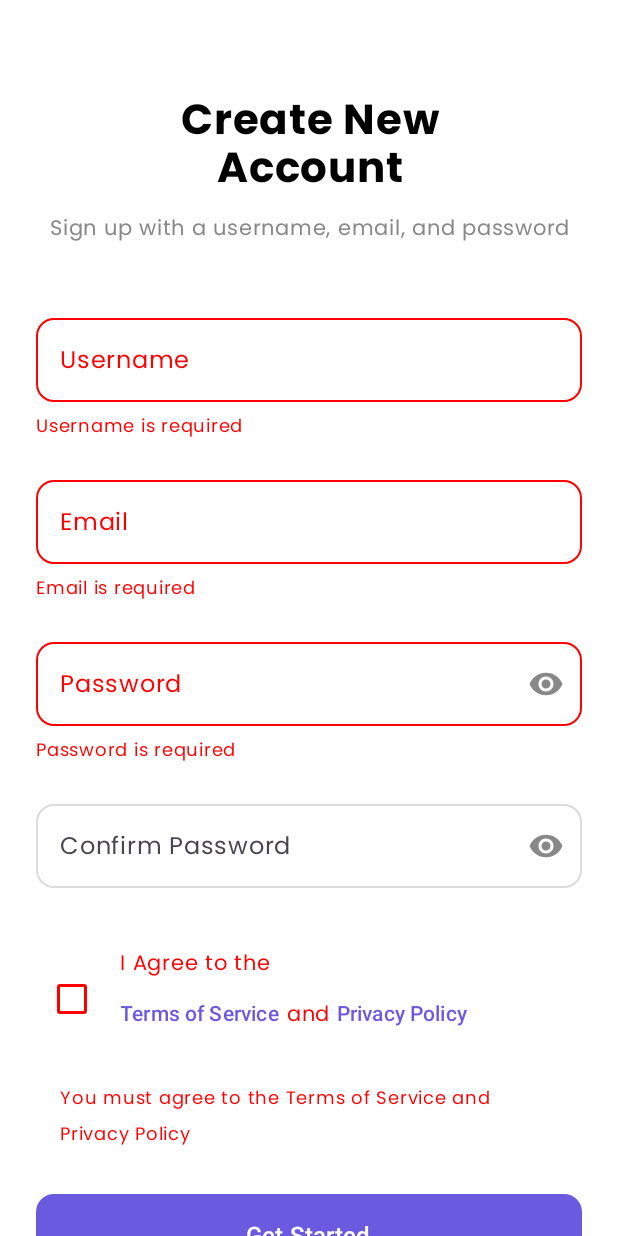
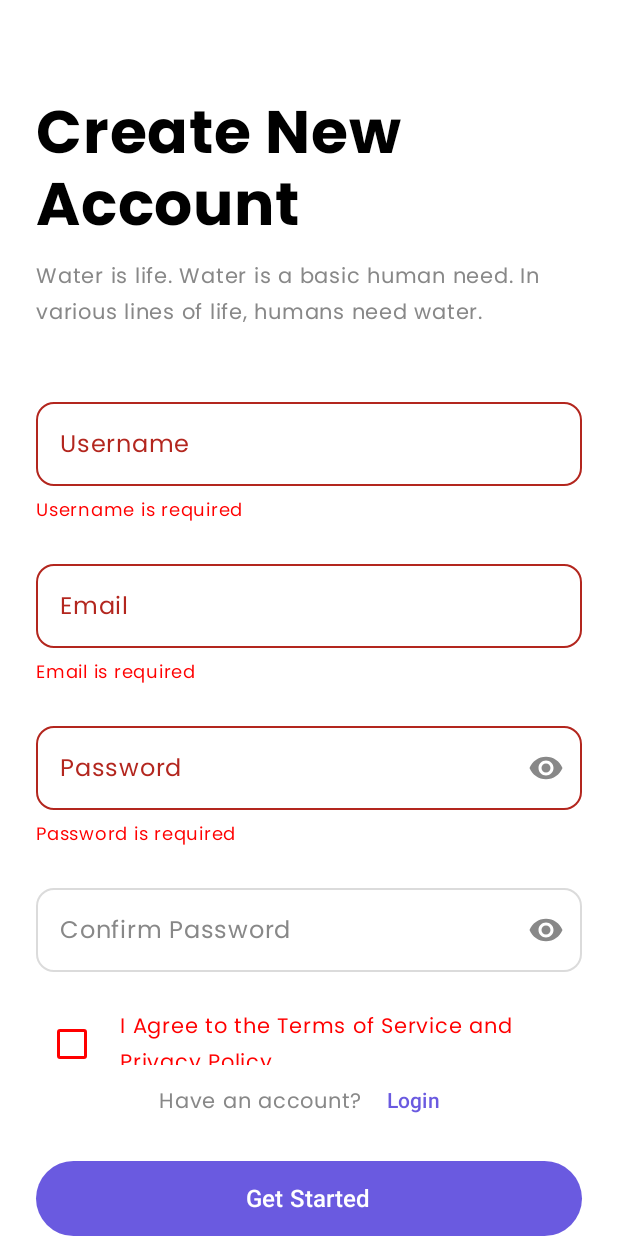
Before and after one commit to PedroJGutierrez/PetshopAppTP3, an Android app built with Jetpack Compose: the CreateAccountScreen screen opened through its navigation route, after a tap on "Get Started", on a phone screen of 412 x 824 dp. Run offline under Robolectric (Android 15) with nearby library versions, the light colour scheme and no system bars; our stand-ins replace Firebase (no records; nobody signed in at launch, a user with empty details on screens opened directly), Room's generated code.

Commit message:
Mas cambios visuales en todas las screens de login

```diff
--- a/app/src/main/java/com/proyecto/petshopapp/ui/login/CreateAccountScreen.kt
+++ b/app/src/main/java/com/proyecto/petshopapp/ui/login/CreateAccountScreen.kt
@@ -1,12 +1,10 @@
 package com.proyecto.petshopapp.ui.login
 
-import androidx.compose.foundation.BorderStroke
-import androidx.compose.foundation.background
-import androidx.compose.foundation.border
+import androidx.compose.foundation.*
 import androidx.compose.foundation.layout.*
 import androidx.compose.foundation.rememberScrollState
-import androidx.compose.foundation.selection.selectable
 import androidx.compose.foundation.shape.RoundedCornerShape
+import androidx.compose.foundation.text.KeyboardOptions
 import androidx.compose.foundation.verticalScroll
 import androidx.compose.material.icons.Icons
 import androidx.compose.material.icons.filled.Visibility
@@ -30,6 +28,7 @@ import com.google.firebase.auth.UserProfileChangeRequest
 import com.google.firebase.firestore.ktx.firestore
 import com.google.firebase.ktx.Firebase
 import com.proyecto.petshopapp.ui.theme.PurplePrimary
+import com.proyecto.petshopapp.R
 
 @OptIn(ExperimentalMaterial3Api::class)
 @Composable
@@ -38,58 +37,46 @@ fun CreateAccountScreen(navController: NavController) {
     var email by remember { mutableStateOf("") }
     var password by remember { mutableStateOf("") }
     var confirmPassword by remember { mutableStateOf("") }
-
     var passwordVisible by remember { mutableStateOf(false) }
     var confirmPasswordVisible by remember { mutableStateOf(false) }
-
     var showUsernameError by remember { mutableStateOf(false) }
     var showEmailError by remember { mutableStateOf(false) }
     var showPasswordError by remember { mutableStateOf(false) }
     var showConfirmPasswordError by remember { mutableStateOf(false) }
     var errorMessage by remember { mutableStateOf<String?>(null) }
     var isLoading by remember { mutableStateOf(false) }
-
-    // Terms and Privacy Policy checkbox
     var agreeToTerms by remember { mutableStateOf(false) }
     var showTermsError by remember { mutableStateOf(false) }
-
     val auth = remember { FirebaseAuth.getInstance() }
     val db = Firebase.firestore
 
-    val scrollState = rememberScrollState()
-
+    Scaffold { innerPadding ->
+        Box(
+            modifier = Modifier
+                .fillMaxSize()
+                .padding(innerPadding)
+                .background(Color.White)
+        ) {
             Column(
                 modifier = Modifier
                     .fillMaxSize()
-            .background(Color.White)
-            .verticalScroll(scrollState)
                     .padding(horizontal = 24.dp),
                 horizontalAlignment = Alignment.CenterHorizontally
             ) {
+                Column(
+                    modifier = Modifier
+                        .weight(1f)
+                        .fillMaxWidth()
+                        .verticalScroll(rememberScrollState()),
+                    horizontalAlignment = Alignment.CenterHorizontally
+                ) {
                     Spacer(modifier = Modifier.height(60.dp))
-
-        // Title
-        Text(
-            text = "Create New\nAccount",
-            fontSize = 28.sp,
-            fontWeight = FontWeight.Bold,
-            color = Color.Black,
-            textAlign = TextAlign.Center,
-            lineHeight = 32.sp
-        )
-
+                    Text("Create New\n\nAccount", fontSize = 40.sp, fontWeight = FontWeight.Bold, color = Color.Black, textAlign = TextAlign.Start, modifier = Modifier.fillMaxWidth())
                     Spacer(modifier = Modifier.height(8.dp))
-
-        Text(
-            text = "Sign up with a username, email, and password",
-            fontSize = 14.sp,
-            color = Color.Gray,
-            textAlign = TextAlign.Center
-        )
-
+                    Text("Water is life. Water is a basic human need. In various lines of life, humans need water.", fontSize = 14.sp, color = Color.Gray, textAlign = TextAlign.Start, modifier = Modifier.fillMaxWidth())
                     Spacer(modifier = Modifier.height(40.dp))
 
-        // Username Field
+                    // Username
                     OutlinedTextField(
                         value = username,
                         onValueChange = {
@@ -99,35 +86,26 @@ fun CreateAccountScreen(navController: NavController) {
                         },
                         label = { Text("Username") },
                         placeholder = { Text("JohnDoe") },
-            textStyle = TextStyle(color = Color.Black, fontSize = 16.sp),
                         isError = showUsernameError,
                         enabled = !isLoading,
                         modifier = Modifier.fillMaxWidth(),
                         shape = RoundedCornerShape(12.dp),
+                        textStyle = TextStyle(color = if (username.isNotBlank()) PurplePrimary else Color.Gray, fontSize = 16.sp),
                         colors = OutlinedTextFieldDefaults.colors(
                             focusedBorderColor = PurplePrimary,
-                focusedLabelColor = PurplePrimary,
                             unfocusedBorderColor = Color.Gray.copy(alpha = 0.3f),
-                errorBorderColor = Color.Red,
-                errorLabelColor = Color.Red,
+                            focusedTextColor = PurplePrimary,
+                            unfocusedTextColor = Color.Gray,
+                            unfocusedLabelColor = Color.Gray,
                             focusedContainerColor = Color.Transparent,
                             unfocusedContainerColor = Color.Transparent
                         )
                     )
-        if (showUsernameError) {
-            Row(
-                modifier = Modifier
-                    .fillMaxWidth()
-                    .padding(top = 4.dp),
-                horizontalArrangement = Arrangement.Start
-            ) {
-                Text("Username is required", color = Color.Red, fontSize = 12.sp)
-            }
-        }
+                    if (showUsernameError) Text("Username is required", color = Color.Red, fontSize = 12.sp, modifier = Modifier.align(Alignment.Start).padding(top = 4.dp))
 
                     Spacer(modifier = Modifier.height(16.dp))
 
-        // Email Field
+                    // Email
                     OutlinedTextField(
                         value = email,
                         onValueChange = {
@@ -137,35 +115,26 @@ fun CreateAccountScreen(navController: NavController) {
                         },
                         label = { Text("Email") },
                         placeholder = { Text("example@gmail.com") },
-            textStyle = TextStyle(color = Color.Black, fontSize = 16.sp),
                         isError = showEmailError,
                         enabled = !isLoading,
                         modifier = Modifier.fillMaxWidth(),
                         shape = RoundedCornerShape(12.dp),
+                        textStyle = TextStyle(color = if (email.isNotBlank()) PurplePrimary else Color.Gray, fontSize = 16.sp),
                         colors = OutlinedTextFieldDefaults.colors(
                             focusedBorderColor = PurplePrimary,
-                focusedLabelColor = PurplePrimary,
                             unfocusedBorderColor = Color.Gray.copy(alpha = 0.3f),
-                errorBorderColor = Color.Red,
-                errorLabelColor = Color.Red,
+                            focusedTextColor = PurplePrimary,
+                            unfocusedTextColor = Color.Gray,
+                            unfocusedLabelColor = Color.Gray,
                             focusedContainerColor = Color.Transparent,
                             unfocusedContainerColor = Color.Transparent
                         )
                     )
-        if (showEmailError) {
-            Row(
-                modifier = Modifier
-                    .fillMaxWidth()
-                    .padding(top = 4.dp),
-                horizontalArrangement = Arrangement.Start
-            ) {
-                Text("Email is required", color = Color.Red, fontSize = 12.sp)
-            }
-        }
+                    if (showEmailError) Text("Email is required", color = Color.Red, fontSize = 12.sp, modifier = Modifier.align(Alignment.Start).padding(top = 4.dp))
 
                     Spacer(modifier = Modifier.height(16.dp))
 
-        // Password Field
+                    // Password
                     OutlinedTextField(
                         value = password,
                         onValueChange = {
@@ -174,46 +143,33 @@ fun CreateAccountScreen(navController: NavController) {
                         },
                         label = { Text("Password") },
                         placeholder = { Text("••••••••") },
-            textStyle = TextStyle(color = Color.Black, fontSize = 16.sp),
+                        isError = showPasswordError,
                         visualTransformation = if (passwordVisible) VisualTransformation.None else PasswordVisualTransformation(),
                         trailingIcon = {
                             val icon = if (passwordVisible) Icons.Filled.VisibilityOff else Icons.Filled.Visibility
                             IconButton(onClick = { passwordVisible = !passwordVisible }) {
-                    Icon(
-                        imageVector = icon,
-                        contentDescription = if (passwordVisible) "Hide password" else "Show password",
-                        tint = Color.Gray
-                    )
+                                Icon(icon, contentDescription = null, tint = Color.Gray)
                             }
                         },
-            isError = showPasswordError,
                         enabled = !isLoading,
                         modifier = Modifier.fillMaxWidth(),
                         shape = RoundedCornerShape(12.dp),
+                        textStyle = TextStyle(color = if (password.isNotBlank()) PurplePrimary else Color.Gray, fontSize = 16.sp),
                         colors = OutlinedTextFieldDefaults.colors(
                             focusedBorderColor = PurplePrimary,
-                focusedLabelColor = PurplePrimary,
                             unfocusedBorderColor = Color.Gray.copy(alpha = 0.3f),
-                errorBorderColor = Color.Red,
-                errorLabelColor = Color.Red,
+                            focusedTextColor = PurplePrimary,
+                            unfocusedTextColor = Color.Gray,
+                            unfocusedLabelColor = Color.Gray,
                             focusedContainerColor = Color.Transparent,
                             unfocusedContainerColor = Color.Transparent
                         )
                     )
-        if (showPasswordError) {
-            Row(
-                modifier = Modifier
-                    .fillMaxWidth()
-                    .padding(top = 4.dp),
-                horizontalArrangement = Arrangement.Start
-            ) {
-                Text("Password is required", color = Color.Red, fontSize = 12.sp)
-            }
-        }
+                    if (showPasswordError) Text("Password is required", color = Color.Red, fontSize = 12.sp, modifier = Modifier.align(Alignment.Start).padding(top = 4.dp))
 
                     Spacer(modifier = Modifier.height(16.dp))
 
-        // Confirm Password Field
+                    // Confirm Password
                     OutlinedTextField(
                         value = confirmPassword,
                         onValueChange = {
@@ -222,52 +178,34 @@ fun CreateAccountScreen(navController: NavController) {
                         },
                         label = { Text("Confirm Password") },
                         placeholder = { Text("••••••••") },
-            textStyle = TextStyle(color = Color.Black, fontSize = 16.sp),
+                        isError = showConfirmPasswordError,
                         visualTransformation = if (confirmPasswordVisible) VisualTransformation.None else PasswordVisualTransformation(),
                         trailingIcon = {
                             val icon = if (confirmPasswordVisible) Icons.Filled.VisibilityOff else Icons.Filled.Visibility
                             IconButton(onClick = { confirmPasswordVisible = !confirmPasswordVisible }) {
-                    Icon(
-                        imageVector = icon,
-                        contentDescription = if (confirmPasswordVisible) "Hide password" else "Show password",
-                        tint = Color.Gray
-                    )
+                                Icon(icon, contentDescription = null, tint = Color.Gray)
                             }
                         },
-            isError = showConfirmPasswordError,
                         enabled = !isLoading,
                         modifier = Modifier.fillMaxWidth(),
                         shape = RoundedCornerShape(12.dp),
+                        textStyle = TextStyle(color = if (confirmPassword.isNotBlank()) PurplePrimary else Color.Gray, fontSize = 16.sp),
                         colors = OutlinedTextFieldDefaults.colors(
                             focusedBorderColor = PurplePrimary,
-                focusedLabelColor = PurplePrimary,
                             unfocusedBorderColor = Color.Gray.copy(alpha = 0.3f),
-                errorBorderColor = Color.Red,
-                errorLabelColor = Color.Red,
+                            focusedTextColor = PurplePrimary,
+                            unfocusedTextColor = Color.Gray,
+                            unfocusedLabelColor = Color.Gray,
                             focusedContainerColor = Color.Transparent,
                             unfocusedContainerColor = Color.Transparent
                         )
                     )
-        if (showConfirmPasswordError) {
-            Row(
-                modifier = Modifier
-                    .fillMaxWidth()
-                    .padding(top = 4.dp),
-                horizontalArrangement = Arrangement.Start
-            ) {
-                Text("Passwords must match", color = Color.Red, fontSize = 12.sp)
-            }
-        }
+                    if (showConfirmPasswordError) Text("Passwords must match", color = Color.Red, fontSize = 12.sp, modifier = Modifier.align(Alignment.Start).padding(top = 4.dp))
 
                     Spacer(modifier = Modifier.height(24.dp))
 
-        // Terms and Privacy Policy Checkbox
-        Row(
-            modifier = Modifier
-                .fillMaxWidth()
-                .padding(vertical = 16.dp),
-            verticalAlignment = Alignment.CenterVertically
-        ) {
+                    // Terms
+                    Row(modifier = Modifier.fillMaxWidth(), verticalAlignment = Alignment.CenterVertically) {
                         Checkbox(
                             checked = agreeToTerms,
                             onCheckedChange = {
@@ -280,82 +218,28 @@ fun CreateAccountScreen(navController: NavController) {
                                 uncheckedColor = if (showTermsError) Color.Red else Color.Gray
                             )
                         )
+                        Spacer(modifier = Modifier.width(8.dp))
+                        Text("I Agree to the Terms of Service and Privacy Policy", color = if (showTermsError) Color.Red else Color.Gray, fontSize = 14.sp)
+                    }
+                    if (showTermsError) Text("You must agree to the Terms of Service and Privacy Policy", color = Color.Red, fontSize = 12.sp, modifier = Modifier.align(Alignment.Start).padding(top = 4.dp))
 
-            Spacer(modifier = Modifier.width(8.dp))
-
-            Column {
-                Text(
-                    text = buildString {
-                        append("I Agree to the ")
-                    },
-                    fontSize = 14.sp,
-                    color = if (showTermsError) Color.Red else Color.Gray,
-                    lineHeight = 20.sp
-                )
-
-                Row(
-                    verticalAlignment = Alignment.CenterVertically
-                ) {
-                    TextButton(
-                        onClick = { /* Handle Terms of Service click */ },
-                        enabled = !isLoading,
-                        contentPadding = PaddingValues(0.dp)
-                    ) {
-                        Text(
-                            text = "Terms of Service",
-                            fontSize = 14.sp,
-                            color = PurplePrimary,
-                            fontWeight = FontWeight.Medium
-                        )
-                    }
-
-                    Text(
-                        text = " and ",
-                        fontSize = 14.sp,
-                        color = if (showTermsError) Color.Red else Color.Gray
-                    )
-
-                    TextButton(
-                        onClick = { /* Handle Privacy Policy click */ },
-                        enabled = !isLoading,
-                        contentPadding = PaddingValues(0.dp)
-                    ) {
-                        Text(
-                            text = "Privacy Policy",
-                            fontSize = 14.sp,
-                            color = PurplePrimary,
-                            fontWeight = FontWeight.Medium
-                        )
-                    }
-                }
+                    errorMessage?.let {
+                        Spacer(modifier = Modifier.height(16.dp))
+                        Text(it, color = Color.Red, fontSize = 12.sp, modifier = Modifier.fillMaxWidth())
                     }
                 }
 
-        if (showTermsError) {
-            Text(
-                text = "You must agree to the Terms of Service and Privacy Policy",
-                color = Color.Red,
-                fontSize = 12.sp,
-                modifier = Modifier
-                    .fillMaxWidth()
-                    .padding(horizontal = 16.dp, vertical = 4.dp)
-            )
+                Row(
+                    modifier = Modifier.fillMaxWidth().padding(bottom = 16.dp),
+                    horizontalArrangement = Arrangement.Center,
+                    verticalAlignment = Alignment.CenterVertically
+                ) {
+                    Text("Have an account? ", color = Color.Gray, fontSize = 14.sp)
+                    TextButton(onClick = { navController.navigate("login") }, enabled = !isLoading) {
+                        Text("Login", color = PurplePrimary, fontSize = 14.sp, fontWeight = FontWeight.Medium)
+                    }
                 }
 
-        // Error Message
-        errorMessage?.let { message ->
-            Spacer(modifier = Modifier.height(16.dp))
-            Text(
-                text = message,
-                color = Color.Red,
-                fontSize = 12.sp,
-                modifier = Modifier.fillMaxWidth()
-            )
-        }
-
-        Spacer(modifier = Modifier.height(24.dp))
-
-        // Create Account Button
                 Button(
                     onClick = {
                         val trimmedUsername = username.trim()
@@ -372,102 +256,48 @@ fun CreateAccountScreen(navController: NavController) {
                         if (!showUsernameError && !showEmailError && !showPasswordError && !showConfirmPasswordError && !showTermsError) {
                             isLoading = true
                             errorMessage = null
-
                             auth.createUserWithEmailAndPassword(trimmedEmail, trimmedPassword)
                                 .addOnSuccessListener { result ->
-                            val user = result.user
-                            if (user == null) {
-                                isLoading = false
-                                errorMessage = "Error creando usuario"
-                                return@addOnSuccessListener
-                            }
-
-                            val profileUpdates = UserProfileChangeRequest.Builder()
-                                .setDisplayName(trimmedUsername)
-                                .build()
-
+                                    val user = result.user ?: return@addOnSuccessListener
+                                    val profileUpdates = UserProfileChangeRequest.Builder().setDisplayName(trimmedUsername).build()
                                     user.updateProfile(profileUpdates)
                                         .addOnSuccessListener {
-                                    val userData = hashMapOf(
-                                        "uid" to user.uid,
-                                        "username" to trimmedUsername,
-                                        "email" to trimmedEmail,
-                                        "userType" to "Reseller" // Always create as Reseller
-                                    )
-
-                                    db.collection("users").document(user.uid)
-                                        .set(userData)
+                                            val userData = hashMapOf("uid" to user.uid, "username" to trimmedUsername, "email" to trimmedEmail, "userType" to "Reseller")
+                                            db.collection("users").document(user.uid).set(userData)
                                                 .addOnSuccessListener {
                                                     isLoading = false
-                                            navController.navigate("login") {
-                                                popUpTo("create_account") { inclusive = true }
+                                                    navController.navigate("login") { popUpTo("create_account") { inclusive = true } }
+                                                }
+                                                .addOnFailureListener { e ->
+                                                    isLoading = false
+                                                    errorMessage = "Error saving user: ${e.message}"
                                                 }
                                         }
                                         .addOnFailureListener { e ->
                                             isLoading = false
-                                            errorMessage = "Error al guardar en Firestore: ${e.message}"
+                                            errorMessage = "Profile update error: ${e.message}"
                                         }
                                 }
                                 .addOnFailureListener { e ->
                                     isLoading = false
-                                    errorMessage = "Error actualizando perfil: ${e.message}"
-                                }
-                        }
-                        .addOnFailureListener { e ->
-                            isLoading = false
-                            errorMessage = "Error creando cuenta: ${e.message}"
+                                    errorMessage = "Error creating account: ${e.message}"
                                 }
                         }
                     },
                     enabled = !isLoading,
                     colors = ButtonDefaults.buttonColors(containerColor = PurplePrimary),
-            shape = RoundedCornerShape(12.dp),
+                    shape = RoundedCornerShape(50),
                     modifier = Modifier
                         .fillMaxWidth()
-                .height(56.dp)
+                        .height(50.dp)
                 ) {
                     if (isLoading) {
-                CircularProgressIndicator(
-                    color = Color.White,
-                    modifier = Modifier.size(24.dp),
-                    strokeWidth = 2.dp
-                )
+                        CircularProgressIndicator(color = Color.White, modifier = Modifier.size(24.dp), strokeWidth = 2.dp)
                     } else {
-                Text(
-                    "Get Started",
-                    color = Color.White,
-                    fontSize = 16.sp,
-                    fontWeight = FontWeight.SemiBold
-                )
-            }
-        }
-
-        Spacer(modifier = Modifier.height(32.dp))
-
-        // Login Link
-        Row(
-            modifier = Modifier
-                .fillMaxWidth()
-                .padding(bottom = 40.dp),
-            horizontalArrangement = Arrangement.Center
-        ) {
-            Text(
-                "Have an account? ",
-                color = Color.Gray,
-                fontSize = 14.sp
-            )
-            TextButton(
-                onClick = { navController.navigate("login") },
-                enabled = !isLoading,
-                contentPadding = PaddingValues(0.dp)
-            ) {
-                Text(
-                    "Login",
-                    color = PurplePrimary,
-                    fontSize = 14.sp,
-                    fontWeight = FontWeight.Medium
-                )
+                        Text("Get Started", color = Color.White, fontSize = 16.sp, fontWeight = FontWeight.SemiBold)
                     }
                 }
             }
         }
+    }
+}
```
Also changed, not shown: app/src/main/java/com/proyecto/petshopapp/ui/login/ForgotPasswordConfirmScreen.kt (+91 -45 lines), app/src/main/java/com/proyecto/petshopapp/ui/login/ForgotPasswordScreen.kt (+44 -78 lines), app/src/main/java/com/proyecto/petshopapp/ui/login/LoginScreen.kt (+21 -9 lines). Lines whose indentation alone changed are shown as unchanged.
